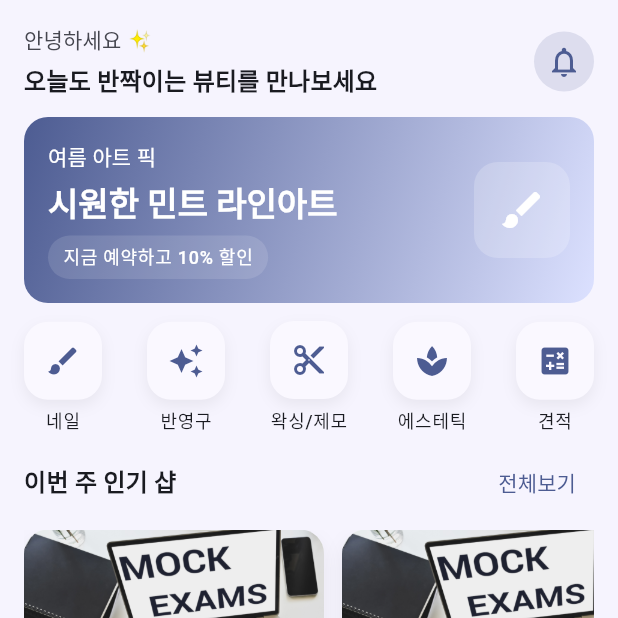
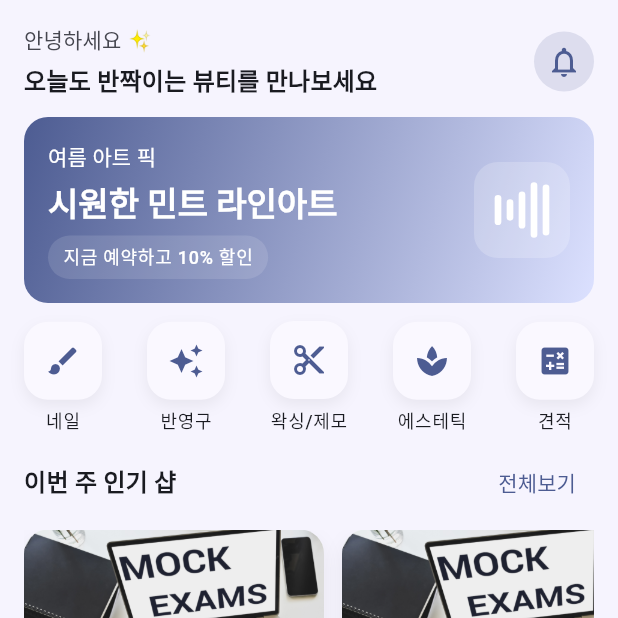
Before and after one commit to maaaaaaaaad/vcvcv, a Flutter app: the MainPage screen opened directly, on a phone screen of 412 x 824 dp, the top half of it. Run offline on Flutter 3.47's test engine with Material 3 defaults, Android fonts, the phone set to English and light mode, and no system bars.

Commit message:
replace static brush icon with animated `InfographicLoop` widget on home page

```diff
--- a/lib/presentation/home/home_page.dart
+++ b/lib/presentation/home/home_page.dart
@@ -8,6 +8,7 @@ import '../common/widgets/section_header.dart';
 import '../common/widgets/shop_carousel.dart';
 import '../common/widgets/shop_image.dart';
 import '../common/widgets/empty_view.dart';
+import '../common/widgets/infographic_loop.dart';
 import '../main/paging_view_models.dart';
 
 enum HomeShopSort { distance, rating, reviews, reservations }
@@ -250,7 +251,13 @@ class _GradientPromoCardState extends State<_GradientPromoCard>
                   color: Colors.white.withValues(alpha: 0.2),
                   borderRadius: BorderRadius.circular(16),
                 ),
-                child: const Icon(Icons.brush, color: Colors.white, size: 32),
+                alignment: Alignment.center,
+                child: const InfographicLoop(
+                  size: 40,
+                  color: Colors.white,
+                  bars: 5,
+                  duration: Duration(milliseconds: 1200),
+                ),
               ),
             ],
           ),
```
